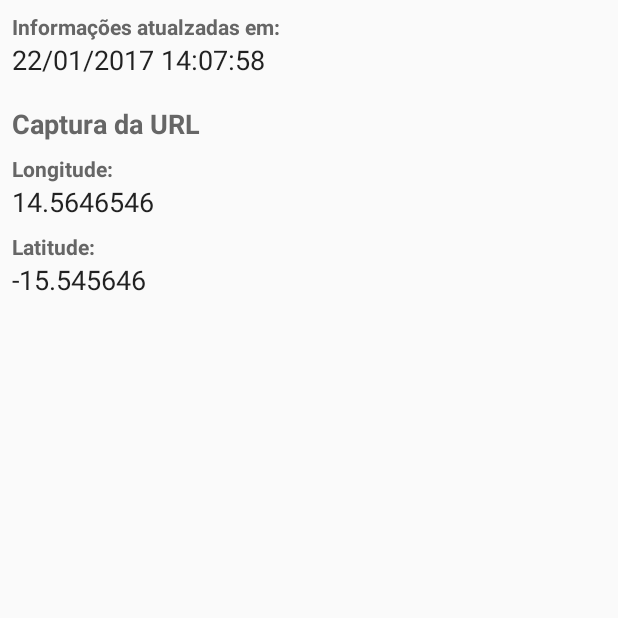
After one commit to victor-vct/starwarscharacter, an Android app: the fragment AboutFragment shown on its own in the app's theme, on a phone screen of 412 x 824 dp, the top half of it. The commit adds this screen. Run offline under Robolectric (Android 15) with nearby library versions, the phone set to English and light mode, and no system bars.

```diff
--- a/app/build.gradle
+++ b/app/build.gradle
@@ -25,11 +25,12 @@ dependencies {
         exclude group: 'com.android.support', module: 'support-annotations'
     })
     compile 'com.android.support:appcompat-v7:24.2.1'
-    testCompile 'junit:junit:4.12'
     compile 'com.android.support:cardview-v7:24.2.1'
     compile 'com.android.support:recyclerview-v7:24.2.1'
     compile 'com.android.support:design:24.2.1'
-    compile 'com.google.android.gms:play-services-vision:10.0.0'
+    compile 'com.google.android.gms:play-services-vision:10.0.1'
     compile 'com.squareup.retrofit2:retrofit:2.0.2'
     compile 'com.squareup.retrofit2:converter-gson:2.0.2'
+    compile 'com.android.support:support-v4:24.2.1'
+    testCompile 'junit:junit:4.12'
 }
--- a/app/src/main/AndroidManifest.xml
+++ b/app/src/main/AndroidManifest.xml
@@ -6,6 +6,7 @@
     <uses-permission android:name="android.permission.ACCESS_NETWORK_STATE"/>
     <uses-permission android:name="android.permission.INTERNET"/>
     <uses-permission android:name="android.permission.WRITE_EXTERNAL_STORAGE" />
+    <uses-permission android:name="android.permission.ACCESS_FINE_LOCATION" />
 
     <application
         android:allowBackup="true"
@@ -21,7 +22,7 @@
             </intent-filter>
         </activity>
         <activity android:name=".ui.activity.BarcodeActivity" />
-        <activity android:name=".ui.activity.DetailCharacterActivity"></activity>
+        <activity android:name=".ui.activity.DetailCharacterActivity"/>
     </application>
 
 </manifest>
--- a/app/src/main/java/com/vctapps/starwarscharacters/model/Character.java
+++ b/app/src/main/java/com/vctapps/starwarscharacters/model/Character.java
@@ -41,7 +41,7 @@ public class Character {
     }
 
     public String getHeight() {
-        return height;
+        return height + " cm";
     }
 
     public void setHeight(String height) {
@@ -49,7 +49,7 @@ public class Character {
     }
 
     public String getMass() {
-        return mass;
+        return mass + " Kg";
     }
 
     public void setMass(String mass) {
--- a/app/src/main/java/com/vctapps/starwarscharacters/service/ManagerRegister.java
+++ b/app/src/main/java/com/vctapps/starwarscharacters/service/ManagerRegister.java
@@ -96,8 +96,8 @@ public class ManagerRegister {
         if(!StatusConnection.isConnected(mContext)){
             //Pega arquivo em cache, caso exista
             Character character = getCacheFile(register);
+            Log.d(TAG, "Personagem recuperado do cache: " + character.getName());
             callback.onSuccess(character);
-            Log.d(TAG, "Personagem recuperado do cache: " + character.getName());
         }else{
             //Existe conexão, tenta realizar o download
             Retrofit retrofit = new Retrofit.Builder()
@@ -131,6 +131,8 @@ public class ManagerRegister {
                         Log.d(TAG, json);
 
                         ManagerJsonFiles.save(mContext, json, NameFiles.MakeCharacterJsonName(register));
+
+                        callback.onSuccess(person);
                     }
                 }
 
--- /dev/null
+++ b/app/src/main/java/com/vctapps/starwarscharacters/ui/fragment/AboutFragment.java
@@ -0,0 +1,84 @@
+package com.vctapps.starwarscharacters.ui.fragment;
+
+
+import android.os.Bundle;
+import android.support.v4.app.Fragment;
+import android.util.Log;
+import android.view.LayoutInflater;
+import android.view.View;
+import android.view.ViewGroup;
+import android.widget.TextView;
+
+import com.vctapps.starwarscharacters.R;
+import com.vctapps.starwarscharacters.model.Character;
+import com.vctapps.starwarscharacters.model.CharacterObservable;
+import com.vctapps.starwarscharacters.model.Register;
+
+import java.util.Date;
+import java.util.Observable;
+import java.util.Observer;
+
+/**
+ * A simple {@link Fragment} subclass.
+ */
+public class AboutFragment extends Fragment implements Observer{
+
+    private static final String TAG = "abouFragtDebug";
+    private Character character;
+    private Register register;
+
+    //Views
+    private TextView lastRefreshDatas;
+    private TextView lng;
+    private TextView lat;
+
+    public AboutFragment() {
+        // Required empty public constructor
+    }
+
+    @Override
+    public View onCreateView(LayoutInflater inflater, ViewGroup container,
+                             Bundle savedInstanceState) {
+        View view = inflater.inflate(R.layout.fragment_about, container, false);
+
+        lastRefreshDatas = (TextView) view.findViewById(R.id.text_refresh_in);
+        lng = (TextView) view.findViewById(R.id.text_lng);
+        lat = (TextView) view.findViewById(R.id.text_lat);
+
+        setInfosOnViews();
+
+        return view;
+    }
+
+    private void setInfosOnViews(){
+        if(register != null){
+            lng.setText(register.getLng() + "");
+            lat.setText(register.getLat() + "");
+        }
+        if(character != null){
+            Date date = new Date(character.getLastRefresh());
+            lastRefreshDatas.setText(date.toString());
+        }
+    }
+
+    @Override
+    public void update(Observable observable, Object o) {
+        if(observable instanceof CharacterObservable){
+            CharacterObservable obs = (CharacterObservable) observable;
+
+            Character ch = obs.getCharacter();
+
+            Log.d(TAG, "Personagem recebido na CharacterAbout: " + ch.getName());
+        }else{
+            Log.d(TAG, "Não foi possível receber um novo personagem");
+        }
+    }
+
+    public void setCharacter(Character character) {
+        this.character = character;
+    }
+
+    public void setRegister(Register register) {
+        this.register = register;
+    }
+}
--- a/app/src/main/java/com/vctapps/starwarscharacters/util/NameFiles.java
+++ b/app/src/main/java/com/vctapps/starwarscharacters/util/NameFiles.java
@@ -10,6 +10,7 @@ import com.vctapps.starwarscharacters.model.Register;
 public class NameFiles {
 
     public static String MakeCharacterJsonName(Register register){
-        return register.getUserName() + "@" + register.getCharacterName();
+        //return register.getUserName() + "@" + register.getCharacterName();
+        return register.getCharacterName();
     }
 }
--- /dev/null
+++ b/app/src/main/res/layout/fragment_about.xml
@@ -0,0 +1,64 @@
+<RelativeLayout xmlns:android="http://schemas.android.com/apk/res/android"
+    xmlns:tools="http://schemas.android.com/tools"
+    android:layout_width="match_parent"
+    android:layout_height="match_parent"
+    tools:context="com.vctapps.starwarscharacters.ui.fragment.AboutFragment">
+
+    <TextView
+        android:layout_width="wrap_content"
+        android:layout_height="wrap_content"
+        android:text="Informações atualzadas em:"
+        android:id="@+id/text_title_refresh_in"
+        style="@style/TitleText"/>
+
+    <TextView
+        android:layout_width="wrap_content"
+        android:layout_height="wrap_content"
+        android:text="22/01/2017 14:07:58"
+        android:id="@+id/text_refresh_in"
+        android:layout_below="@+id/text_title_refresh_in"
+        style="@style/DescribeText"/>
+
+    <TextView
+        android:text="Captura da URL"
+        android:layout_width="wrap_content"
+        android:layout_height="wrap_content"
+        android:id="@+id/text_title_info_url"
+        android:layout_below="@+id/text_refresh_in"
+        style="@style/TitleText"
+        android:layout_marginTop="18dp"
+        android:textSize="18sp"/>
+
+    <TextView
+        android:text="Longitude: "
+        android:layout_width="wrap_content"
+        android:layout_height="wrap_content"
+        android:id="@+id/text_title_lng"
+        android:layout_below="@+id/text_title_info_url"
+        style="@style/TitleText"/>
+
+    <TextView
+        android:text="Latitude: "
+        android:layout_width="wrap_content"
+        android:layout_height="wrap_content"
+        android:id="@+id/text_title_lat"
+        android:layout_below="@+id/text_lng"
+        style="@style/TitleText"/>
+
+    <TextView
+        android:text="14.5646546"
+        android:layout_width="wrap_content"
+        android:layout_height="wrap_content"
+        android:id="@+id/text_lng"
+        android:layout_below="@+id/text_title_lng"
+        style="@style/DescribeText"/>
+
+    <TextView
+        android:text="-15.545646"
+        android:layout_width="wrap_content"
+        android:layout_height="wrap_content"
+        android:id="@+id/text_lat"
+        android:layout_below="@+id/text_title_lat"
+        style="@style/DescribeText"/>
+
+</RelativeLayout>
--- a/app/src/main/res/values/strings.xml
+++ b/app/src/main/res/values/strings.xml
@@ -1,3 +1,6 @@
 <resources>
     <string name="app_name">Star Wars Characters</string>
+
+    <!-- TODO: Remove or change this placeholder text -->
+    <string name="hello_blank_fragment">Hello blank fragment</string>
 </resources>
--- a/app/src/main/res/values/styles.xml
+++ b/app/src/main/res/values/styles.xml
@@ -8,4 +8,19 @@
         <item name="colorAccent">@color/colorAccent</item>
     </style>
 
+    <!--Title character detail -->
+    <style name="TitleText" parent="TextAppearance.AppCompat">
+        <item name="android:textSize">14sp</item>
+        <item name="android:textStyle">bold</item>
+        <item name="android:textColor">#666666</item>
+        <item name="android:layout_marginTop">8dp</item>
+        <item name="android:layout_marginLeft">8dp</item>
+    </style>
+
+    <!--Describe Character detail -->
+    <style name="DescribeText" parent="TextAppearance.AppCompat">
+        <item name="android:textSize">18sp</item>
+        <item name="android:layout_marginLeft">8dp</item>
+    </style>
+
 </resources>
```
Also changed, not shown: app/src/main/java/com/vctapps/starwarscharacters/model/CharacterObservable.java (added, +24 -0 lines), app/src/main/java/com/vctapps/starwarscharacters/ui/activity/DetailCharacterActivity.java (+57 -12 lines), app/src/main/java/com/vctapps/starwarscharacters/ui/activity/MainActivity.java (+5 -4 lines), app/src/main/java/com/vctapps/starwarscharacters/ui/adapter/AboutCharacterAdapter.java (added, +97 -0 lines), app/src/main/java/com/vctapps/starwarscharacters/ui/fragment/CharacterAboutFragment.java (added, +98 -0 lines), app/src/main/java/com/vctapps/starwarscharacters/ui/fragment/MoviesFragment.java (added, +49 -0 lines), app/src/main/res/layout/activity_detail_character.xml (+23 -4 lines), app/src/main/res/layout/fragment_character_about.xml (added, +141 -0 lines), app/src/main/res/layout/fragment_movies.xml (added, +13 -0 lines), app/src/main/res/layout/toolbar.xml (+4 -3 lines).
